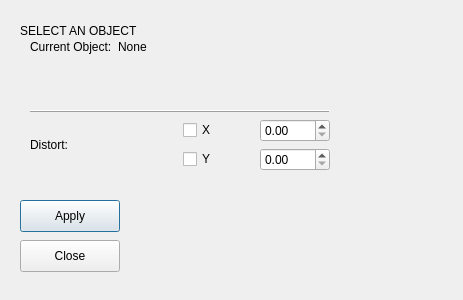
Qt form PlantGenerator/gui.ui (nMDaas/MayaPlugins) before a commit.
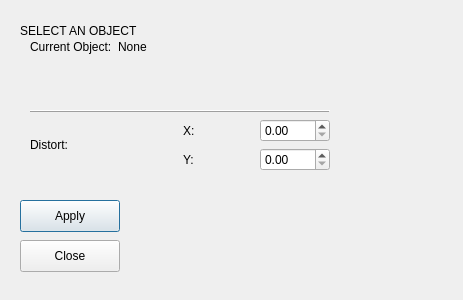
The same form after that commit.

Commit message: removed checkboxes

The edit to the form file:
```diff
--- a/PlantGenerator/gui.ui
+++ b/PlantGenerator/gui.ui
@@ -92,9 +92,9 @@
                 <item row="2" column="1">
                     <layout class="QGridLayout" name="gridLayout_4" >
                         <item row="0" column="0">
-                            <widget class="QCheckBox" name="X_checkbox">
+                            <widget class="QLabel">
                                 <property name="text">
-                                    <string>X</string>
+                                    <string>X: </string>
                                 </property>
                             </widget>
                         </item>
@@ -103,9 +103,9 @@
                         </item>
 
                         <item row="2" column="0">
-                            <widget class="QCheckBox" name="Y_checkbox">
+                            <widget class="QLabel">
                                 <property name="text">
-                                    <string>Y</string>
+                                    <string>Y: </string>
                                 </property>
                             </widget>
                         </item>
```
The commit also changes 2 other files.
